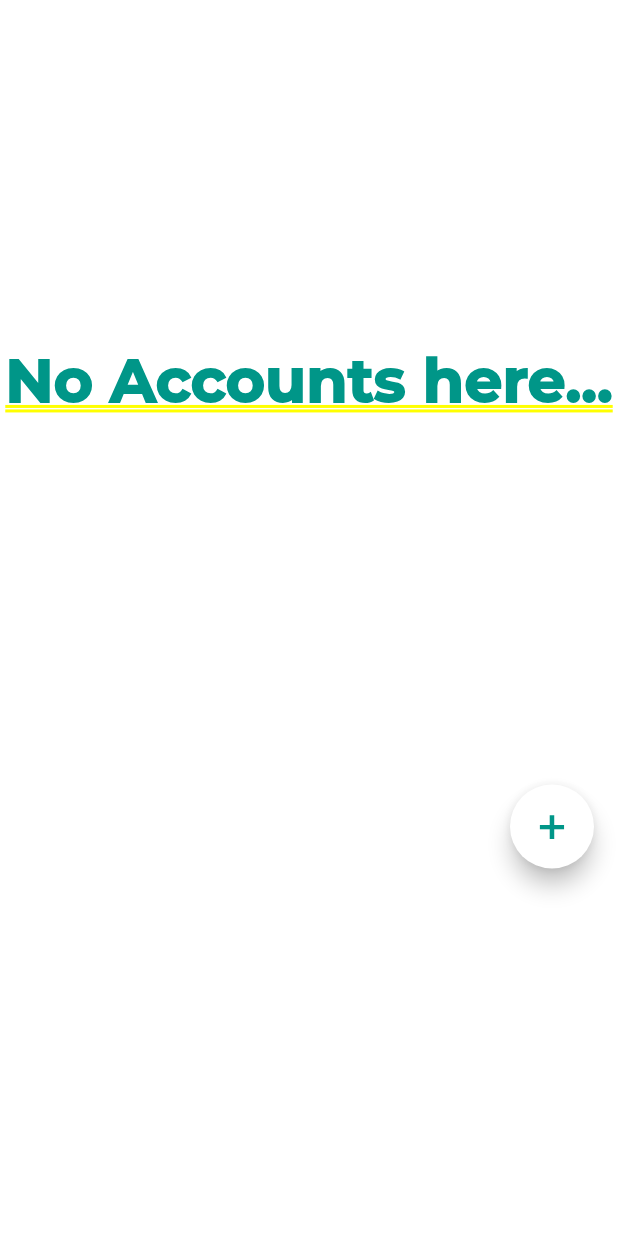
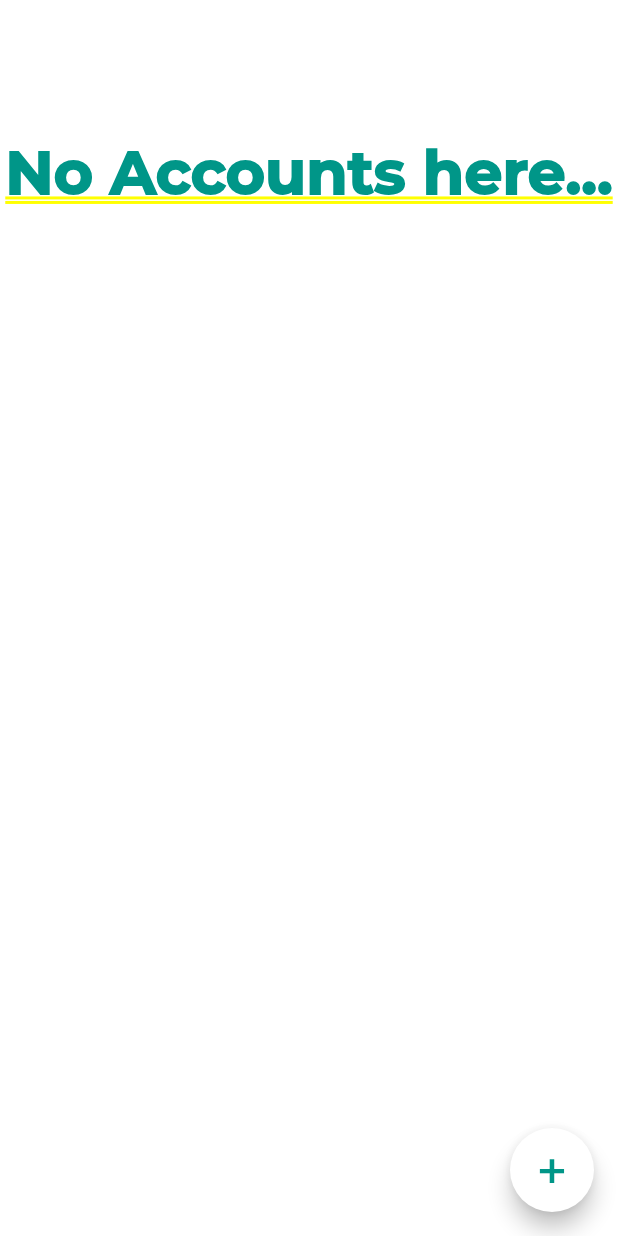
Before and after one commit to SDP-Wits/Banking-System, a Flutter app: the Accounts screen opened directly, on a phone screen of 412 x 824 dp. Run offline on Flutter 3.47's test engine with Material 2 defaults, Android fonts, the phone set to English and light mode, and no system bars; our stand-ins replace animate_do, fluttertoast, sqflite; accounts and stored records are empty; project files that could hold a hidden picture were left out.

Commit message:
Mini UI Touch ups

```diff
--- a/lib/core/account/accounts.dart
+++ b/lib/core/account/accounts.dart
@@ -111,6 +111,7 @@ class _AccountsState extends State<Accounts> {
                         fontSize: 20.0,
                         color: Colors.white,
                         fontFamily: fontMont),
+                    textAlign: TextAlign.center,
                   ),
                 ),
                 SizedBox(
@@ -180,11 +181,14 @@ Widget floatingCreateAccount(BuildContext context) {
 
 Widget _noAccount(BuildContext context) {
   return Column(
-    mainAxisAlignment: MainAxisAlignment.spaceEvenly,
+    mainAxisAlignment: MainAxisAlignment.spaceBetween,
     children: [
       Center(
+        child: Padding(
+          padding: const EdgeInsets.symmetric(vertical: 90.0),
           child: Text(
             "No Accounts here...",
+            textAlign: TextAlign.center,
             style: TextStyle(
               fontFamily: fontMont,
               fontSize: 40,
@@ -192,6 +196,7 @@ Widget _noAccount(BuildContext context) {
             ),
           ),
         ),
+      ),
       floatingCreateAccount(context)
     ],
   );
--- a/lib/core/registration/registration.functions.dart
+++ b/lib/core/registration/registration.functions.dart
@@ -1,4 +1,3 @@
-# no_covr
 library bankingsystem.globals;
 
 import 'dart:core';
```
Lines whose indentation alone changed are shown as unchanged.
